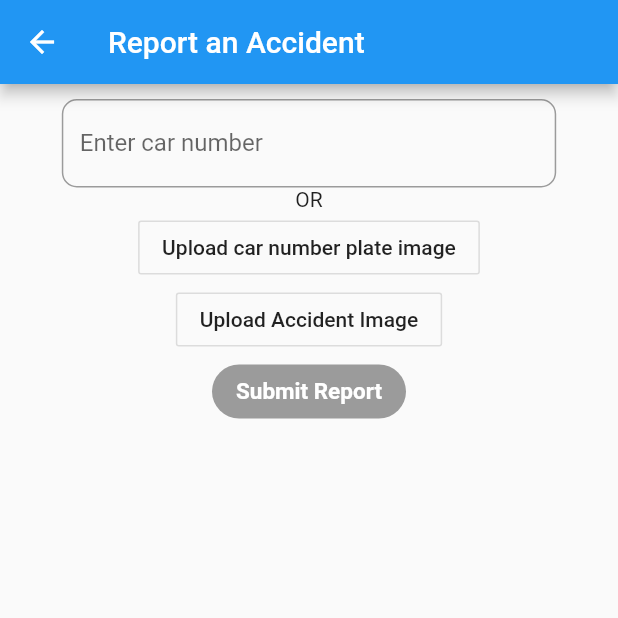
After one commit to namansoni/uns_5_Anonymous, a Flutter app: the ReportAccident screen opened directly, after a tap on "Upload car number plate image", on a phone screen of 412 x 824 dp, the top half of it. The commit adds this screen. Run offline on Flutter 3.47's test engine with Material 2 defaults, Android fonts, the phone set to English and light mode, and no system bars; our stand-ins replace animate_do, awesome_dialog, cloud_firestore, firebase_auth, firebase_core, flushbar and 4 more; accounts and stored records are empty; Roboto replaces fonts that are missing (Aleo).

Commit message:
added report an accident form

```diff
--- /dev/null
+++ b/lib/Screens/ReportAccident/reportAccident.dart
@@ -0,0 +1,119 @@
+import 'dart:io';
+
+import 'package:accidentreporter/styles.dart';
+import 'package:flutter/material.dart';
+import 'package:image_picker/image_picker.dart';
+
+class ReportAccident extends StatefulWidget {
+  @override
+  _ReportAccidentState createState() => _ReportAccidentState();
+}
+
+class _ReportAccidentState extends State<ReportAccident> {
+  PickedFile pickedFile, pickedAccidentFile;
+  TextEditingController carNumberConttroller = TextEditingController();
+  @override
+  Widget build(BuildContext context) {
+    final width = MediaQuery.of(context).size.width;
+    return Scaffold(
+      appBar: AppBar(
+        title: Text("Report an Accident"),
+      ),
+      body: Container(
+        width: width,
+        child: Column(
+          children: [
+            SizedBox(height: 10),
+            Container(
+              width: width * 0.8,
+              child: TextFormField(
+                controller: carNumberConttroller,
+                decoration: InputDecoration(
+                    border: OutlineInputBorder(
+                      borderSide: BorderSide(color: Colors.blue),
+                      borderRadius: BorderRadius.circular(10),
+                    ),
+                    labelText: "Enter car number"),
+              ),
+            ),
+            Text("OR"),
+            pickedFile == null
+                ? OutlineButton(
+                    onPressed: () async {
+                      final picker = ImagePicker();
+                      pickedFile =
+                          await picker.getImage(source: ImageSource.camera);
+                      if (pickedFile != null) {
+                        setState(() {});
+                      }
+                    },
+                    child: Text("Upload car number plate image"),
+                  )
+                : Column(
+                    children: [
+                      Container(
+                        child: Image.file(
+                          new File(pickedFile.path),
+                          width: 100,
+                          height: 100,
+                          fit: BoxFit.cover,
+                        ),
+                      ),
+                      Text("Uploaded number plate image"),
+                      OutlineButton(
+                          onPressed: () {
+                            setState(() {
+                              pickedFile = null;
+                            });
+                          },
+                          child: Text("Cancel"))
+                    ],
+                  ),
+            pickedAccidentFile == null
+                ? OutlineButton(
+                    onPressed: () async {
+                      final picker = ImagePicker();
+                      pickedAccidentFile =
+                          await picker.getImage(source: ImageSource.camera);
+                      if (pickedFile != null) {
+                        setState(() {});
+                      }
+                    },
+                    child: Text("Upload Accident Image"),
+                  )
+                : Column(
+                    children: [
+                      Container(
+                        child: Image.file(
+                          new File(pickedAccidentFile.path),
+                          width: 100,
+                          height: 100,
+                          fit: BoxFit.cover,
+                        ),
+                      ),
+                      Text("Uploaded Accident Image"),
+                      OutlineButton(
+                          onPressed: () {
+                            setState(() {
+                              pickedAccidentFile = null;
+                            });
+                          },
+                          child: Text("Cancel"))
+                    ],
+                  ),
+            RaisedButton(
+                onPressed: (pickedFile != null && pickedAccidentFile != null)
+                    ? () {}
+                    : null,
+                splashColor: Colors.blue,
+                elevation: 6.0,
+                color: Colors.black,
+                shape: RoundedRectangleBorder(
+                    borderRadius: BorderRadius.circular(50)),
+                child: Text("Submit Report",style: buttonText,))
+          ],
+        ),
+      ),
+    );
+  }
+}
--- a/pubspec.yaml
+++ b/pubspec.yaml
@@ -53,6 +53,7 @@ dependencies:
   firebase_messaging:
   shared_preferences: ^0.5.12+4
   timeago: ^2.0.28
+  image_picker: ^0.6.7+14
 
 dev_dependencies:
   flutter_test:
```
Also changed, not shown: lib/Screens/Home/Home.dart (+31 -4 lines), pubspec.lock.
